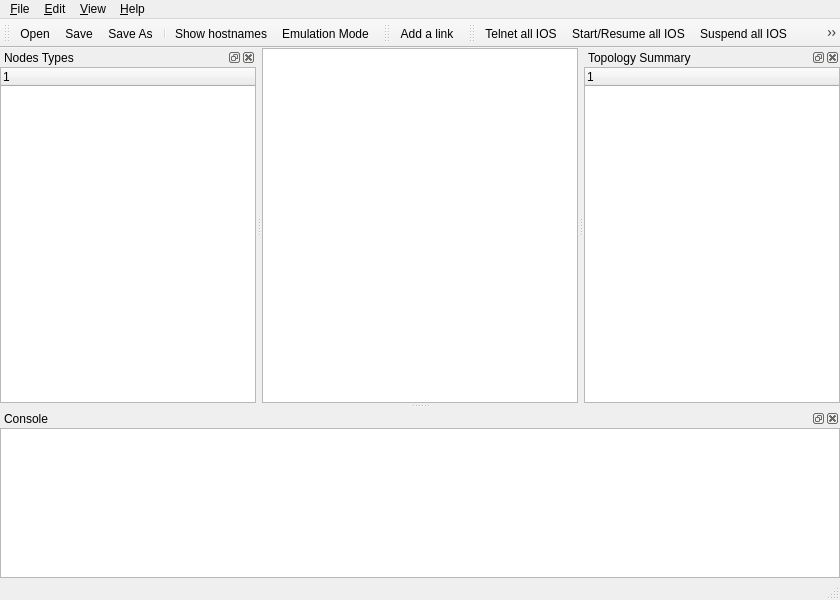
This is GNS3/Ui/Form_MainWindow.ui in GNS3/gns3-legacy as Qt 5 draws it before an edit. The edited form follows.
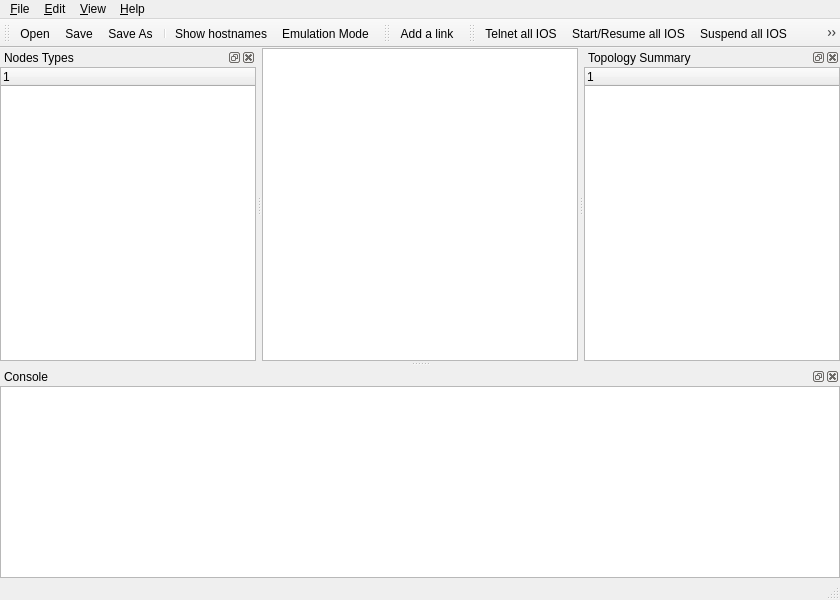
This is the edited form. Icons and pictures are not drawn. Custom widgets are drawn as their Qt base class.

```diff
--- a/GNS3/Ui/Form_MainWindow.ui
+++ b/GNS3/Ui/Form_MainWindow.ui
@@ -297,12 +297,6 @@
     <number>8</number>
    </attribute>
    <widget class="QWidget" name="dockWidgetContents_5" >
-    <property name="maximumSize" >
-     <size>
-      <width>16777215</width>
-      <height>150</height>
-     </size>
-    </property>
     <layout class="QVBoxLayout" >
      <property name="spacing" >
       <number>0</number>
```
